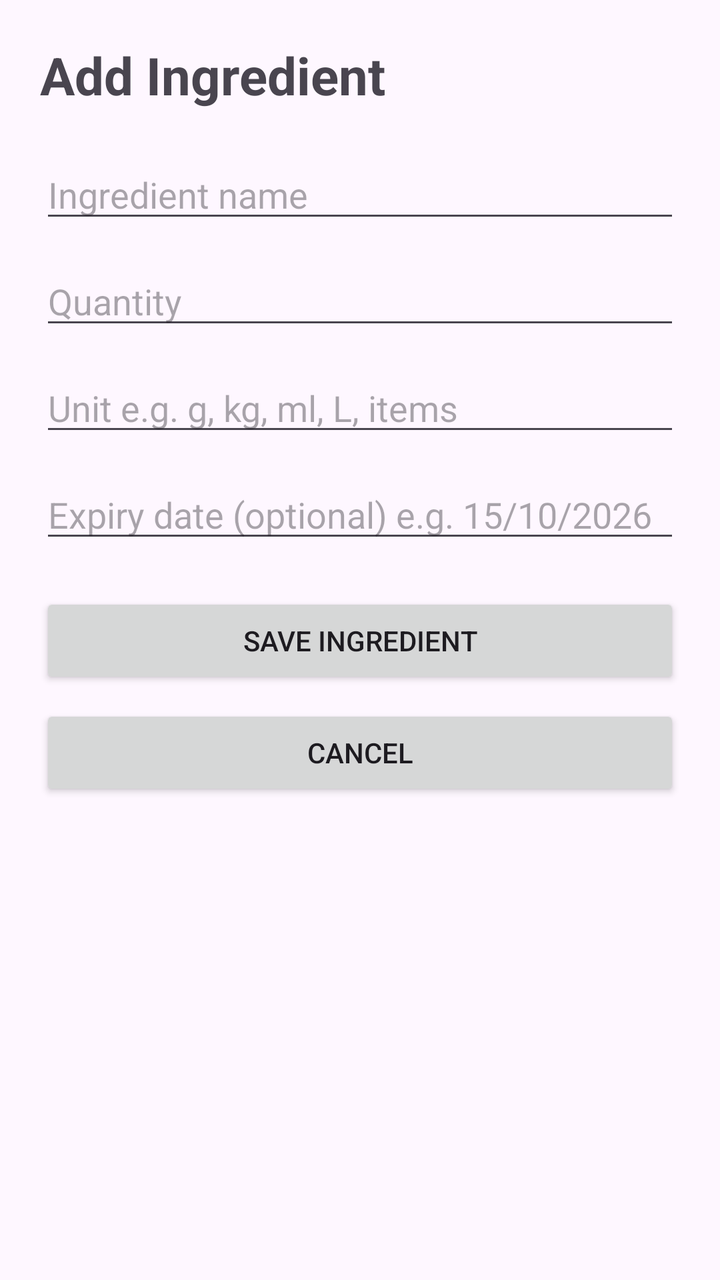
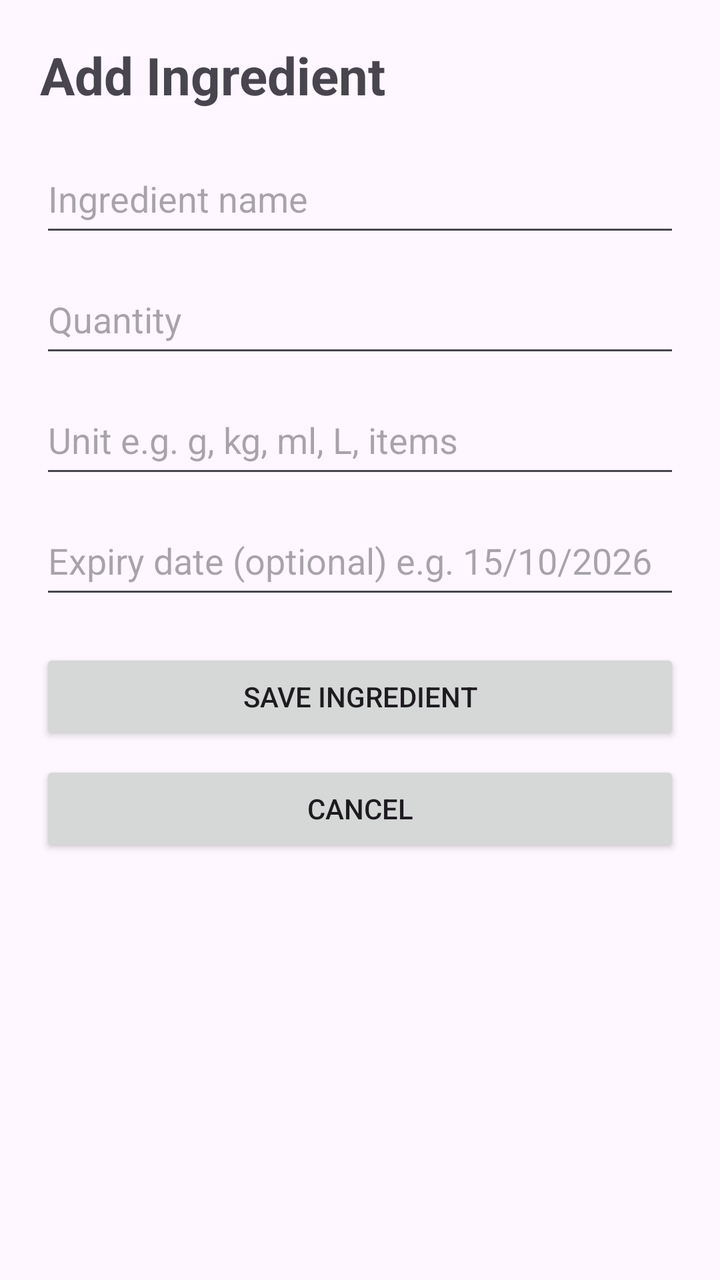

Compare the two renders of this Android layout. The source of the first and the diff that turns it into the second are given below.
<!-- AndroidManifest.xml: application theme Theme.SmartPantryManager -->
<!-- res/layout/activity_add_edit_ingredient.xml -->
<?xml version="1.0" encoding="utf-8"?>
<ScrollView xmlns:android="http://schemas.android.com/apk/res/android"
    android:layout_width="match_parent"
    android:layout_height="match_parent">

    <LinearLayout
        android:layout_width="match_parent"
        android:layout_height="wrap_content"
        android:orientation="vertical"
        android:padding="20dp">

        <TextView
            android:id="@+id/tvFormTitle"
            android:layout_width="wrap_content"
            android:layout_height="wrap_content"
            android:text="Add Ingredient"
            android:textSize="26sp"
            android:textStyle="bold"
            android:layout_marginBottom="20dp" />

        <EditText
            android:id="@+id/etIngredientName"
            android:layout_width="match_parent"
            android:layout_height="wrap_content"
            android:hint="Ingredient name"
            android:inputType="textCapWords"
            android:layout_marginBottom="12dp" />

        <EditText
            android:id="@+id/etQuantity"
            android:layout_width="match_parent"
            android:layout_height="wrap_content"
            android:hint="Quantity"
            android:inputType="numberDecimal"
            android:layout_marginBottom="12dp" />

        <EditText
            android:id="@+id/etUnit"
            android:layout_width="match_parent"
            android:layout_height="wrap_content"
            android:hint="Unit e.g. g, kg, ml, L, items"
            android:inputType="text"
            android:layout_marginBottom="12dp" />

        <EditText
            android:id="@+id/etExpiryDate"
            android:layout_width="match_parent"
            android:layout_height="wrap_content"
            android:hint="Expiry date (optional) e.g. 15/10/2026"
            android:inputType="date"
            android:layout_marginBottom="20dp" />

        <Button
            android:id="@+id/btnSaveIngredient"
            android:layout_width="match_parent"
            android:layout_height="wrap_content"
            android:text="Save Ingredient" />

        <Button
            android:id="@+id/btnCancel"
            android:layout_width="match_parent"
            android:layout_height="wrap_content"
            android:text="Cancel"
            android:layout_marginTop="8dp" />

    </LinearLayout>

</ScrollView>
<!-- resources referenced by this layout -->
<resources>
  <style name="Theme.SmartPantryManager" parent="Base.Theme.SmartPantryManager" />
  <style name="Base.Theme.SmartPantryManager" parent="Theme.Material3.DayNight.NoActionBar">
          
          
      </style>
</resources>

<!-- the commit's change to res/layout/activity_add_edit_ingredient.xml (unified diff, before → after) -->
@@ -22,6 +22,9 @@
             android:id="@+id/etIngredientName"
             android:layout_width="match_parent"
             android:layout_height="wrap_content"
+            android:minHeight="48dp"
+            android:paddingTop="12dp"
+            android:paddingBottom="12dp"
             android:hint="Ingredient name"
             android:inputType="textCapWords"
             android:layout_marginBottom="12dp" />
@@ -30,6 +33,9 @@
             android:id="@+id/etQuantity"
             android:layout_width="match_parent"
             android:layout_height="wrap_content"
+            android:minHeight="48dp"
+            android:paddingTop="12dp"
+            android:paddingBottom="12dp"
             android:hint="Quantity"
             android:inputType="numberDecimal"
             android:layout_marginBottom="12dp" />
@@ -38,6 +44,9 @@
             android:id="@+id/etUnit"
             android:layout_width="match_parent"
             android:layout_height="wrap_content"
+            android:minHeight="48dp"
+            android:paddingTop="12dp"
+            android:paddingBottom="12dp"
             android:hint="Unit e.g. g, kg, ml, L, items"
             android:inputType="text"
             android:layout_marginBottom="12dp" />
@@ -46,6 +55,9 @@
             android:id="@+id/etExpiryDate"
             android:layout_width="match_parent"
             android:layout_height="wrap_content"
+            android:minHeight="48dp"
+            android:paddingTop="12dp"
+            android:paddingBottom="12dp"
             android:hint="Expiry date (optional) e.g. 15/10/2026"
             android:inputType="date"
             android:layout_marginBottom="20dp" />
